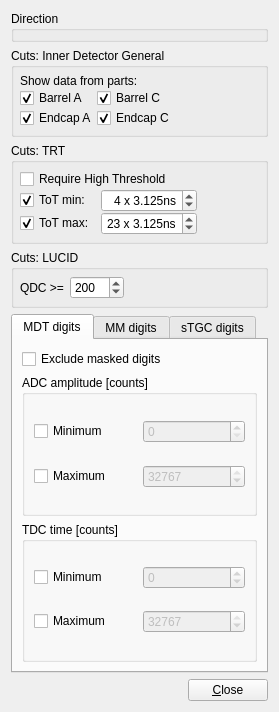
ATLAS-experiment/athena, file graphics/VP1/VP1Systems/VP1RawDataSystems/src/rawdata_settings_cuts_form.ui: the form before one commit.
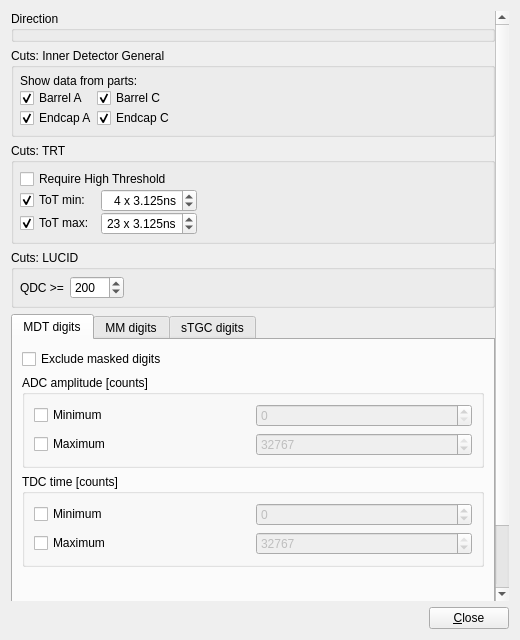
The form after the commit. Custom widgets are drawn as their Qt base class.

Commit message:
Make the VP1 RawHits Cuts dialog resizable and scrollable
Limit the initial window size to the available screen space, keep
Close outside the scrolling area, and prevent excessive vertical
stretching of the settings groups.

The edit to the form file:
```diff
--- a/graphics/VP1/VP1Systems/VP1RawDataSystems/src/rawdata_settings_cuts_form.ui
+++ b/graphics/VP1/VP1Systems/VP1RawDataSystems/src/rawdata_settings_cuts_form.ui
@@ -5,8 +5,8 @@
    <rect>
     <x>0</x>
     <y>0</y>
-    <width>218</width>
-    <height>383</height>
+    <width>520</width>
+    <height>640</height>
    </rect>
   </property>
   <property name="windowTitle" >
@@ -14,6 +14,17 @@
   </property>
   <layout class="QVBoxLayout" name="verticalLayout" >
    <item>
+    <widget class="QScrollArea" name="cutsScrollArea">
+     <property name="widgetResizable"><bool>true</bool></property>
+     <property name="frameShape"><enum>QFrame::NoFrame</enum></property>
+     <widget class="QWidget" name="cutsScrollContents">
+      <layout class="QVBoxLayout" name="cutsContentLayout">
+       <property name="spacing"><number>6</number></property>
+       <property name="leftMargin"><number>0</number></property>
+       <property name="topMargin"><number>0</number></property>
+       <property name="rightMargin"><number>0</number></property>
+       <property name="bottomMargin"><number>0</number></property>
+       <item>
     <widget class="QGroupBox" name="groupBox_2" >
      <property name="title" >
       <string>Direction</string>
@@ -412,6 +423,19 @@
          </layout>
         </widget>
        </item>
+           <item>
+            <spacer name="MDTCutsBottomSpacer">
+             <property name="orientation">
+              <enum>Qt::Vertical</enum>
+             </property>
+             <property name="sizeHint" stdset="0">
+              <size>
+               <width>0</width>
+               <height>0</height>
+              </size>
+             </property>
+            </spacer>
+           </item>
       </layout>
      </widget>
      <widget class="QWidget" name="tab_MMCuts">
@@ -743,6 +767,29 @@
           </item>
          </layout>
         </widget>
+           </item>
+           <item>
+            <spacer name="sTGCCutsBottomSpacer">
+             <property name="orientation">
+              <enum>Qt::Vertical</enum>
+             </property>
+             <property name="sizeHint" stdset="0">
+              <size>
+               <width>0</width>
+               <height>0</height>
+              </size>
+             </property>
+            </spacer>
+           </item>
+          </layout>
+         </widget>
+        </widget>
+       </item>
+       <item>
+        <spacer name="cutsBottomSpacer">
+         <property name="orientation"><enum>Qt::Vertical</enum></property>
+         <property name="sizeHint" stdset="0"><size><width>0</width><height>0</height></size></property>
+        </spacer>
        </item>
       </layout>
      </widget>
```
Left out of the diff: 13 changed lines with no effect on the pictures. Lines whose indentation alone changed are shown as unchanged. The commit also changes 1 other file.
